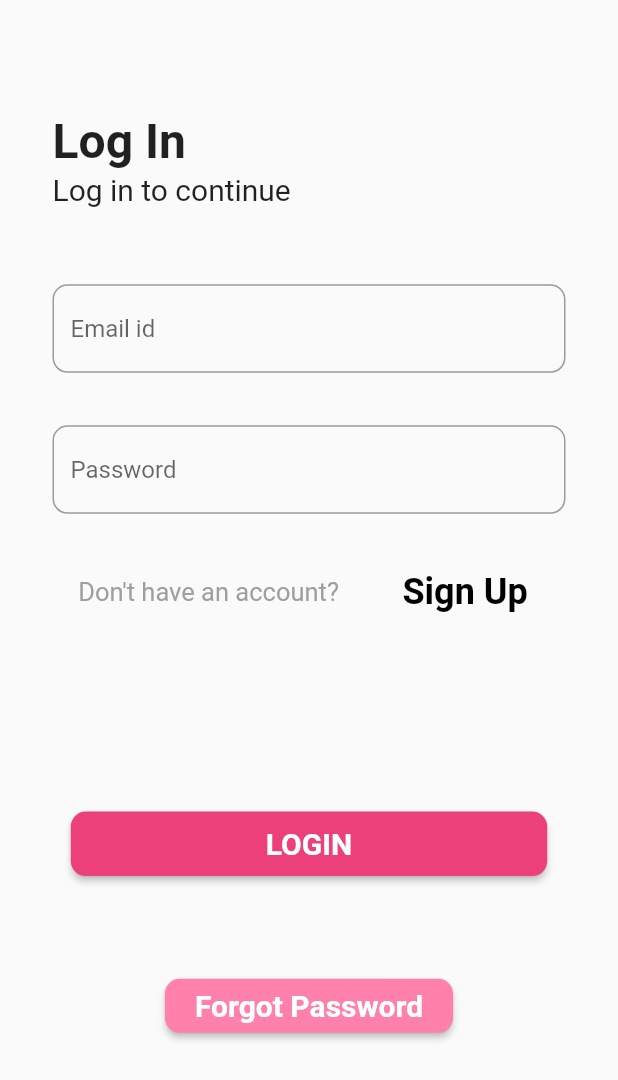
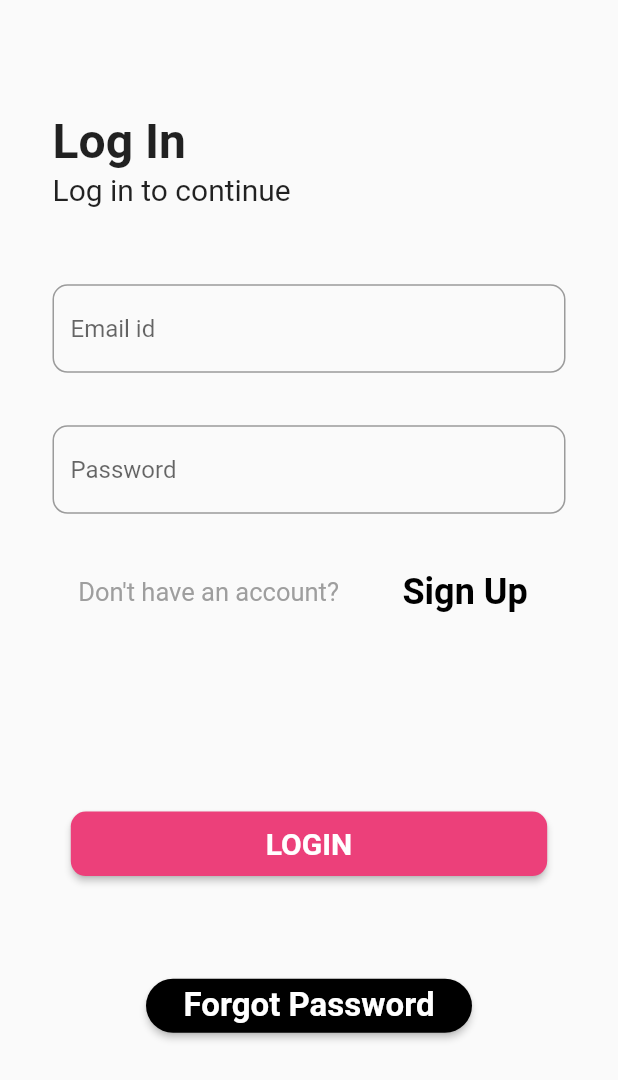
Before and after one commit to PetMeOfficial/PetMeOfficial, a Flutter app: the screen it shows after launch, on a phone screen of 412 x 824 dp. Shown: the top 1080 px of the screen. Run offline on Flutter 3.47's test engine with Material 2 defaults, Android fonts, the phone set to English and light mode, and no system bars; our stand-ins replace cloud_firestore, firebase_auth, firebase_core, get, google_nav_bar; accounts and stored records are empty.

Commit message:
Changes to HomeScreen

```diff
--- a/petme/lib/screens/Login/login_page.dart
+++ b/petme/lib/screens/Login/login_page.dart
@@ -163,16 +163,16 @@ class _MyLoginState extends State<MyLogin> {
                               Navigator.pushNamed(context, 'forgot');
                             },
                             style: ElevatedButton.styleFrom(
-                              padding: const EdgeInsets.symmetric(horizontal: 20),
-                              backgroundColor: Colors.pinkAccent[100],
+                              padding: const EdgeInsets.symmetric(horizontal: 25,vertical: 5),
+                              backgroundColor: Colors.black,
                               shape: RoundedRectangleBorder(
                                   borderRadius:
-                                  BorderRadius.circular(10.0)),
+                                  BorderRadius.circular(50.0)),
                             ),
                             child: const Text(
                               'Forgot Password',
                               style: TextStyle(
-                                  fontSize: 20,
+                                  fontSize: 22,
                                   fontWeight: FontWeight.bold),
                             )
                         ),
```
Also changed, not shown: petme/lib/Widgets/post_card.dart (+19 -9 lines), petme/lib/screens/HomeScreen/Navigation/home_page.dart (+17 -2 lines), petme/lib/screens/Login/forgotPass.dart (+6 -3 lines).
